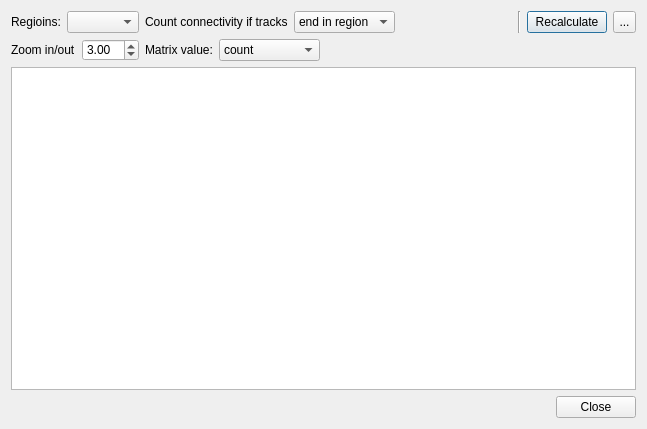
Qt form tracking/connectivity_matrix_dialog.ui (frankyeh/DSI-Studio) before a commit.
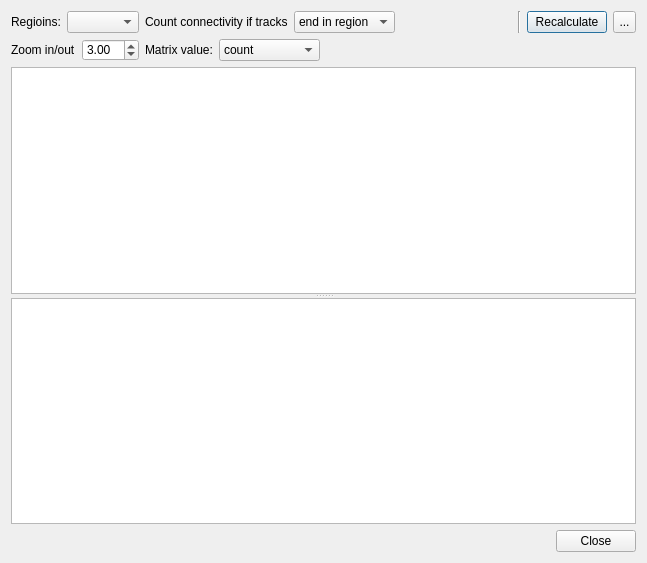
The same form after that commit. Icons and pictures are not drawn.

Commit message: [GUI] add report for connectivity matrix

Diff of the .ui file:
```diff
--- a/tracking/connectivity_matrix_dialog.ui
+++ b/tracking/connectivity_matrix_dialog.ui
@@ -7,7 +7,7 @@
     <x>0</x>
     <y>0</y>
     <width>647</width>
-    <height>429</height>
+    <height>563</height>
    </rect>
   </property>
   <property name="windowTitle">
@@ -194,7 +194,41 @@
     </layout>
    </item>
    <item>
-    <widget class="QGraphicsView" name="graphicsView"/>
+    <widget class="QWidget" name="widget" native="true">
+     <layout class="QVBoxLayout" name="verticalLayout_2">
+      <property name="spacing">
+       <number>0</number>
+      </property>
+      <property name="leftMargin">
+       <number>0</number>
+      </property>
+      <property name="topMargin">
+       <number>0</number>
+      </property>
+      <property name="rightMargin">
+       <number>0</number>
+      </property>
+      <property name="bottomMargin">
+       <number>0</number>
+      </property>
+      <item>
+       <widget class="QSplitter" name="splitter">
+        <property name="orientation">
+         <enum>Qt::Vertical</enum>
+        </property>
+        <widget class="QGraphicsView" name="graphicsView"/>
+        <widget class="QTextBrowser" name="report">
+         <property name="sizePolicy">
+          <sizepolicy hsizetype="Expanding" vsizetype="Preferred">
+           <horstretch>0</horstretch>
+           <verstretch>0</verstretch>
+          </sizepolicy>
+         </property>
+        </widget>
+       </widget>
+      </item>
+     </layout>
+    </widget>
    </item>
    <item>
     <widget class="QDialogButtonBox" name="buttonBox">
```
The commit also changes 3 other files.
